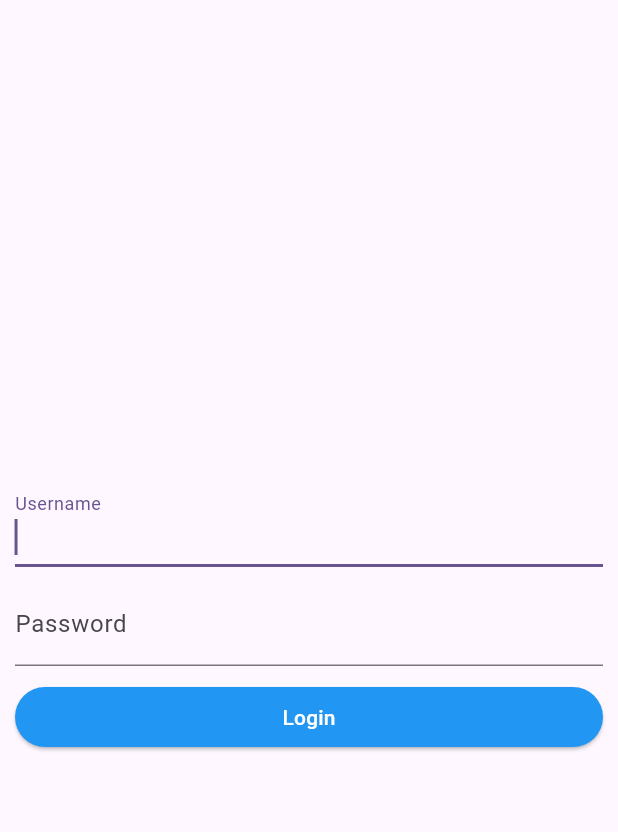
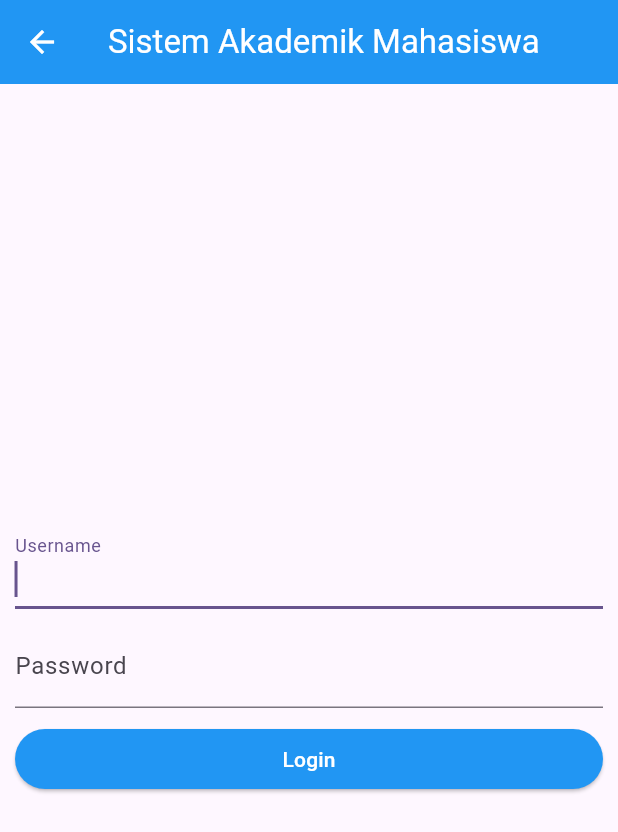
Before and after one commit to tnromy/flutter_itts_siakad_mahasiswa, a Flutter app: the Pages screen opened directly, after a tap on the "logout" icon, on a phone screen of 412 x 824 dp. Shown: the top 832 px of the screen. Run offline on Flutter 3.47's test engine with Material 3 defaults, Android fonts, the phone set to English and light mode, and no system bars.

Commit message:
menambahkan appBar di login page

```diff
--- a/lib/login_view.dart
+++ b/lib/login_view.dart
@@ -7,6 +7,15 @@ class LoginView extends StatelessWidget {
   @override
   Widget build(BuildContext context) {
     return Scaffold(
+      appBar: AppBar(
+        title: Text('Sistem Akademik Mahasiswa', style: TextStyle(color: Colors.white)),
+        backgroundColor: Colors.blue,
+        leading: IconButton(
+          icon: Icon(Icons.arrow_back),
+          color: Colors.white,
+          onPressed: () {},
+        ),
+      ),
       body: Center(
         child: Container(
           margin: EdgeInsets.all(10),
--- a/lib/pages.dart
+++ b/lib/pages.dart
@@ -40,6 +40,7 @@ class _PagesState extends State<Pages> {
                       },
           ),
         ],
+        leading: Container(),
       ),
       body: _pages[_currentIndex],
       bottomNavigationBar: BottomNavigationBar(
```
